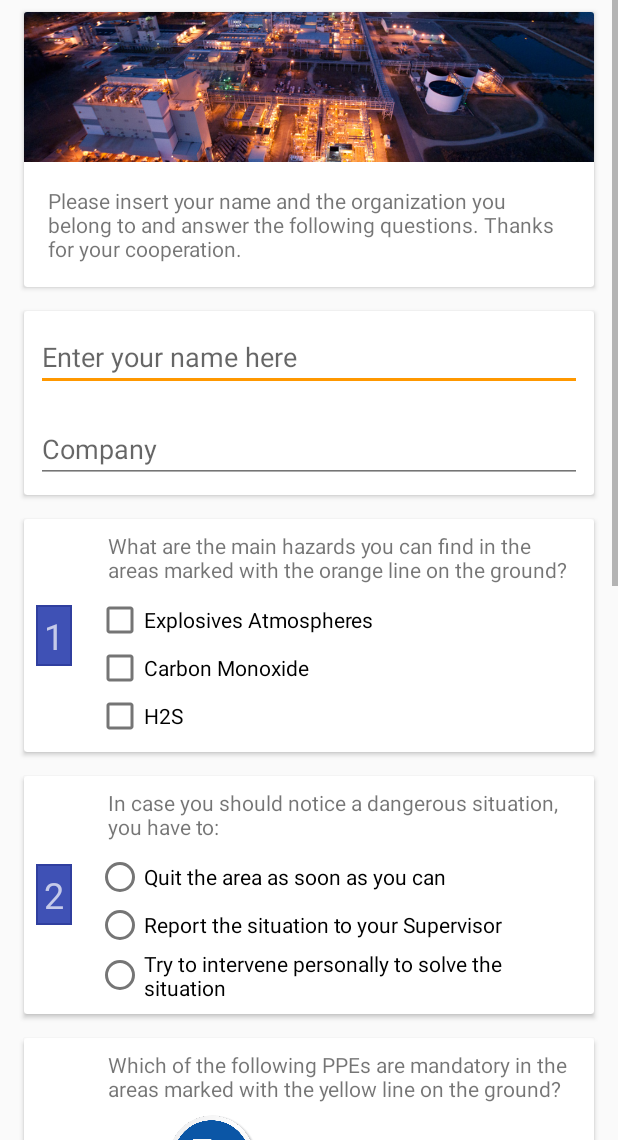
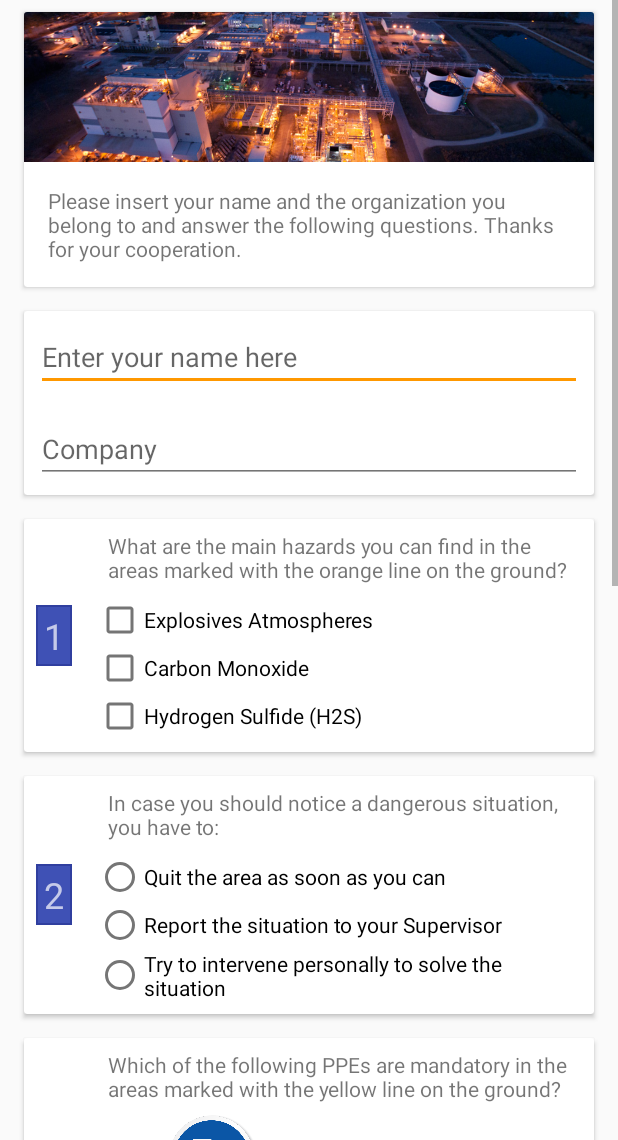
Before and after one commit to litur/SafetyQuizApp, an Android app: the MainActivity screen opened directly, with no data from a screen before it, on a phone screen of 412 x 824 dp, the part 96-1236 px from its top. Run offline under Robolectric (Android 15) with nearby library versions, the phone set to English and light mode, and no system bars.

Commit message:
Improved localization, created a method to check if at least an answer has been given to each question

```diff
--- a/app/src/main/res/drawable/splash_background.xml
+++ b/app/src/main/res/drawable/splash_background.xml
@@ -2,7 +2,7 @@
 <layer-list xmlns:android="http://schemas.android.com/apk/res/android">
 
     <item
-        android:drawable="@color/colorPrimary"/>
+        android:drawable="@color/colorPrimaryLight"/>
 
     <item
         android:left="100dp"
--- a/app/src/main/res/layout/activity_main.xml
+++ b/app/src/main/res/layout/activity_main.xml
@@ -165,6 +165,7 @@
                         android:text="@string/question_2_text" />
 
                     <RadioGroup
+                        android:id="@+id/radio_group2"
                         android:layout_width="wrap_content"
                         android:layout_height="wrap_content"
                         android:orientation="vertical">
@@ -466,23 +467,24 @@
         </android.support.v7.widget.CardView>
 
 
-        <RelativeLayout
+        <LinearLayout
             android:layout_width="match_parent"
             android:layout_height="80dp"
             android:background="@color/colorPrimaryDark"
             android:elevation="8dp"
+            android:gravity="center_vertical"
             android:orientation="vertical">
 
             <Button
                 android:id="@+id/button_submit"
                 android:onClick="calculateScore"
                 android:text="@string/submit"
-                android:layout_alignParentLeft="true"
+
                 style="@style/ButtonStyle"
                  />
 
 
-        </RelativeLayout>
+        </LinearLayout>
         </LinearLayout>
     </ScrollView>
 
--- a/app/src/main/res/layout/activity_main_menu.xml
+++ b/app/src/main/res/layout/activity_main_menu.xml
@@ -75,14 +75,14 @@
                         style="@style/ButtonStyle"
                         android:layout_width="match_parent"
                         android:layout_height="wrap_content"
-                        android:text="Review Rules"
+                        android:text="@string/btn_review_safety_rules"
                         android:onClick="openSafetyRules"/>
 
                     <Button
                         style="@style/ButtonStyle"
                         android:layout_width="match_parent"
                         android:layout_height="wrap_content"
-                        android:text="Take QUIZ"
+                        android:text="@string/btn_take_quiz"
                         android:onClick="openQuizActivity"/>
                 </LinearLayout>
 
--- a/app/src/main/res/layout/activity_safety_rules.xml
+++ b/app/src/main/res/layout/activity_safety_rules.xml
@@ -51,7 +51,7 @@
 
                 <TextView
                     style="@style/instructionsTextStyle"
-                    android:text="Welcome to the Acme Site in Nowhere City. Every visitor  must be aware of the basic information on our safety and some simple safety rules." />
+                    android:text="@string/safety_rules_text" />
             </LinearLayout>
 
 
--- a/app/src/main/res/values/spinner_data.xml
+++ b/app/src/main/res/values/spinner_data.xml
@@ -1,6 +1,7 @@
 <?xml version="1.0" encoding="utf-8"?>
 <resources>
     <string-array name="question5_values">
+        <item>""</item>
         <item>@string/spinner5a</item>
         <item>@string/spinner5b</item>
         <item>@string/spinner5c</item>
--- a/app/src/main/res/values/strings.xml
+++ b/app/src/main/res/values/strings.xml
@@ -1,4 +1,4 @@
-<resources>
+<resources xmlns:xliff="urn:oasis:names:tc:xliff:document:1.2">
     <string name="app_name">QuizApp</string>
     <string name="enter_your_name_here">Enter your name here</string>
 
@@ -10,7 +10,7 @@
     <string name="question_1_text">What are the main hazards you can find in the areas marked with the orange line on the ground?</string>
     <string name="answer_1A_text">Explosives Atmospheres</string>
     <string name="answer_1B_text">Carbon Monoxide</string>
-    <string name="answer_1C_text">H2S</string>
+    <string name="answer_1C_text">Hydrogen Sulfide (H2S)</string>
 
     <string name="question_2_text">In case you should notice a dangerous situation, you have to:</string>
     <string name="answer_2A_text">Quit the area as soon as you can</string>
@@ -36,7 +36,23 @@
     <string name="helmet_sign">Helmet Sign</string>
     <string name="respirator_sign">Respirator sign</string>
     <string name="safety_shoes_sign">Safety shoes sign</string>
+    <string name="btn_review_safety_rules">Review Safety Rules</string>
+    <string name="btn_take_quiz">Take Quiz</string>
+    <string name="safety_rules_text">Welcome to the Acme Site in Nowhere City.
+        Every visitor must be aware of some basic information on the site and of some simple rules for their own safety.\n
+        The site is classified at High risk because of the presence of large quantities of flammable, carcinogen and toxic substances. \n
+        In the areas marked with a yellow line on the ground the use of Safety shoes and helmet is mandatory. \n
+        In the areas marked with an orange line on the ground specific hazards related to Explosive Atmospheres and Hydrogen Sulfide (H2S) might be present. \n
+        In case you should notice some unusual event or a dangerous situation, please report it to your supervisor and follow his instructions.\n
+        In case you should not be able to alert your supervisor, dial the internal number 288 to report the emergency situation. \n
+        In case of an emergency, an alarm will sound. In this case reach the assembly point as soon as possible. The Assembly point is located in the parking area n.2 \n.
 
+    </string>
+    <string name="please_insert_question">Please insert a valid answer for Question</string>
+    <string name="positive_feedback">"Congratulations <xliff:g id="name" example="James">%s </xliff:g>. You have correctly answered to all the Questions. \n
+       Please refer to your supervisor fur further instructions."</string>
+    <string name="negative_feedback_1">"<xliff:g id="name" example="James">%s </xliff:g>, you have correctly answered to <xliff:g id="num_answers" example="3">%s</xliff:g> questions. \n"</string>
+    <string name="negative_feedback_2">Please, check the questions with the number marked in red.</string>
 
 
 </resources>
```
Also changed, not shown: app/src/main/java/com/example/android/quizapp/MainActivity.java (+73 -10 lines), app/src/main/res/drawable/acme_logo.png, 1 other file.
